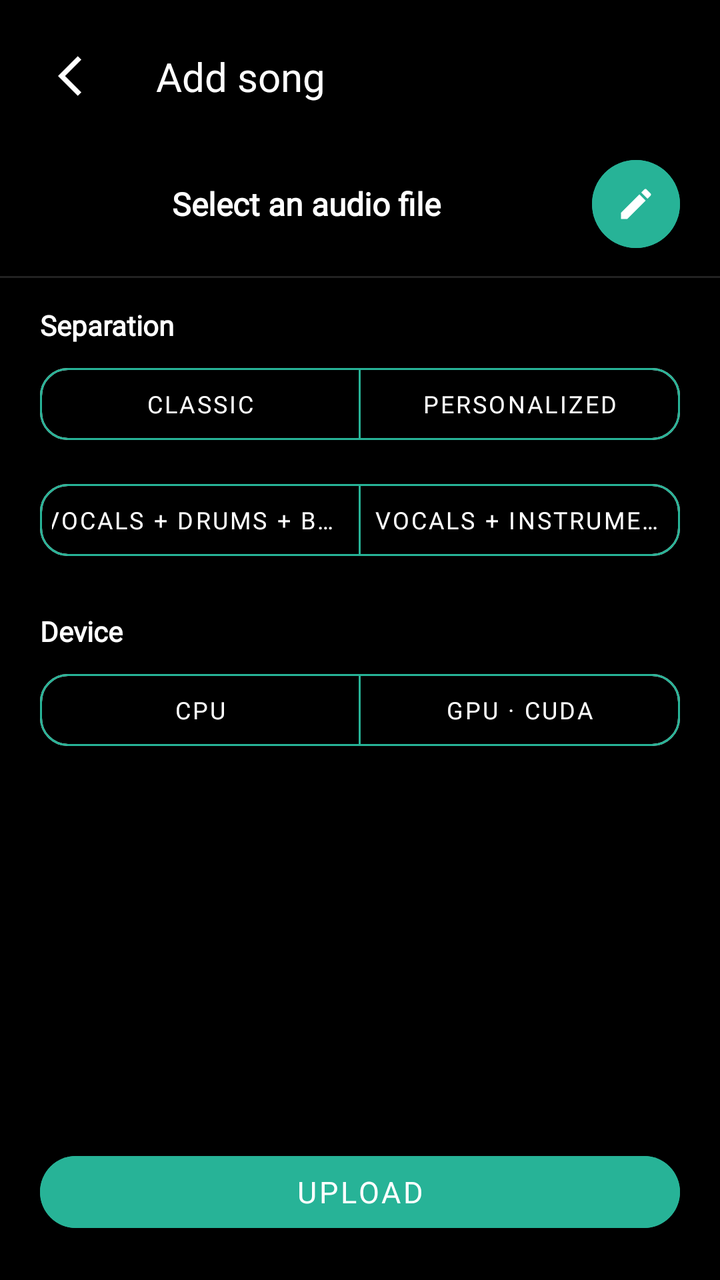
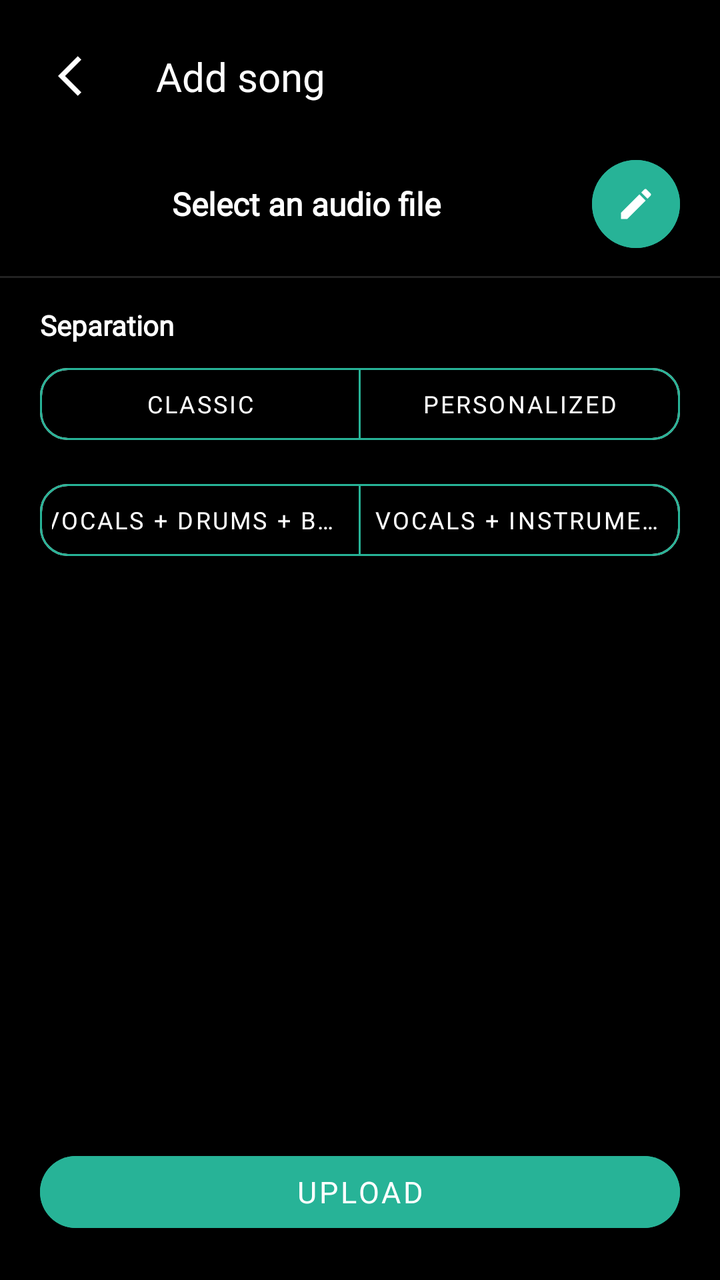

An Android layout rendered at two revisions. The XML below is the earlier revision; the diff shows what the commit changed to produce the second picture.
<!-- AndroidManifest.xml: activity theme Theme.MaterialComponents.DayNight.NoActionBar -->
<!-- res/layout/activity_import.xml -->
<?xml version="1.0" encoding="utf-8"?>
<androidx.constraintlayout.widget.ConstraintLayout
    xmlns:android="http://schemas.android.com/apk/res/android"
    xmlns:app="http://schemas.android.com/apk/res-auto"
    android:id="@+id/ImportActivity"
    android:layout_width="match_parent"
    android:layout_height="match_parent"
    android:background="#000000">

    
    <androidx.appcompat.widget.Toolbar
        android:id="@+id/import_toolbar"
        android:layout_width="0dp"
        android:layout_height="?attr/actionBarSize"
        android:background="@color/black"
        android:layout_marginTop="10dp"
        app:layout_constraintTop_toTopOf="parent"
        app:layout_constraintStart_toStartOf="parent"
        app:layout_constraintEnd_toEndOf="parent">

        <androidx.constraintlayout.widget.ConstraintLayout
            android:layout_width="match_parent"
            android:layout_height="match_parent">

            <com.google.android.material.button.MaterialButton
                android:id="@+id/b_import_back"
                style="@style/Widget.MaterialComponents.Button.IconOnly"
                android:layout_width="50dp"
                android:layout_height="50dp"
                android:backgroundTint="@color/black"
                app:icon="@drawable/ic_back"
                app:iconSize="24dp"
                app:iconTint="@color/white"
                app:layout_constraintBottom_toBottomOf="parent"
                app:layout_constraintStart_toStartOf="parent"
                app:layout_constraintTop_toTopOf="parent"
                app:shapeAppearanceOverlay="@style/ShapeAppearanceOverlay.MyApp.Button.Circle" />

            <TextView
                android:layout_width="wrap_content"
                android:layout_height="wrap_content"
                android:text="@string/import_title"
                android:textColor="@color/AppWhite"
                android:textSize="20sp"
                android:fontFamily="@font/yugothic_ui_regular"
                android:layout_marginStart="12dp"
                app:layout_constraintStart_toEndOf="@+id/b_import_back"
                app:layout_constraintTop_toTopOf="parent"
                app:layout_constraintBottom_toBottomOf="parent" />

        </androidx.constraintlayout.widget.ConstraintLayout>
    </androidx.appcompat.widget.Toolbar>

    
    <LinearLayout
        android:id="@+id/ll_import_header"
        android:layout_width="0dp"
        android:layout_height="wrap_content"
        android:orientation="horizontal"
        android:gravity="center_vertical"
        android:paddingStart="20dp"
        android:paddingEnd="20dp"
        android:paddingTop="10dp"
        android:paddingBottom="10dp"
        android:background="#000000"
        app:layout_constraintTop_toBottomOf="@+id/import_toolbar"
        app:layout_constraintStart_toStartOf="parent"
        app:layout_constraintEnd_toEndOf="parent">

        <FrameLayout
            android:layout_width="52dp"
            android:layout_height="52dp"
            android:background="@drawable/cover_clip_bg"
            android:clipToOutline="true">
            <ImageView
                android:id="@+id/iv_import_cover"
                android:layout_width="match_parent"
                android:layout_height="match_parent"
                android:scaleType="centerCrop"
                android:src="@raw/artcover_generic" />
        </FrameLayout>

        <LinearLayout
            android:layout_width="0dp"
            android:layout_height="wrap_content"
            android:layout_weight="1"
            android:layout_marginStart="14dp"
            android:orientation="vertical">

            <TextView
                android:id="@+id/tv_import_headerTitle"
                android:layout_width="match_parent"
                android:layout_height="wrap_content"
                android:ellipsize="end"
                android:singleLine="true"
                android:fontFamily="@font/yugothic_ui_regular"
                android:textColor="@color/AppWhite"
                android:textSize="16sp"
                android:textStyle="bold"
                android:text="@string/import_selected_header_placeholder" />

            <TextView
                android:id="@+id/tv_import_headerArtist"
                android:layout_width="match_parent"
                android:layout_height="wrap_content"
                android:ellipsize="end"
                android:singleLine="true"
                android:fontFamily="@font/yugothic_ui_regular"
                android:textColor="#B3FFFFFF"
                android:textSize="13sp"
                android:visibility="gone" />
        </LinearLayout>

        <com.google.android.material.button.MaterialButton
            android:id="@+id/b_import_pickFile"
            style="@style/Widget.MaterialComponents.Button.IconOnly"
            android:layout_width="44dp"
            android:layout_height="44dp"
            android:backgroundTint="@color/colorPrimary"
            android:contentDescription="@string/import_pick_audio"
            app:icon="@drawable/ic_edit"
            app:iconSize="20dp"
            app:iconTint="@color/AppWhite"
            app:shapeAppearanceOverlay="@style/ShapeAppearanceOverlay.MyApp.Button.Circle" />
    </LinearLayout>

    <View
        android:id="@+id/v_import_headerSep"
        android:layout_width="0dp"
        android:layout_height="1dp"
        android:background="#22FFFFFF"
        app:layout_constraintTop_toBottomOf="@+id/ll_import_header"
        app:layout_constraintStart_toStartOf="parent"
        app:layout_constraintEnd_toEndOf="parent" />

    <ScrollView
        android:id="@+id/import_scroll"
        android:layout_width="0dp"
        android:layout_height="0dp"
        android:fillViewport="true"
        android:scrollbars="none"
        android:paddingStart="20dp"
        android:paddingEnd="20dp"
        android:paddingTop="14dp"
        android:paddingBottom="20dp"
        app:layout_constraintTop_toBottomOf="@+id/v_import_headerSep"
        app:layout_constraintStart_toStartOf="parent"
        app:layout_constraintEnd_toEndOf="parent"
        app:layout_constraintBottom_toTopOf="@+id/b_import_send">

        <LinearLayout
            android:id="@+id/ll_import_root"
            android:layout_width="match_parent"
            android:layout_height="wrap_content"
            android:orientation="vertical"
            android:animateLayoutChanges="true">

            
            <TextView
                android:id="@+id/tv_import_filename"
                android:layout_width="0dp"
                android:layout_height="0dp"
                android:visibility="gone" />

            
            <TextView style="@style/ImportSectionLabel"
                android:text="@string/import_section_separation" />

            <com.google.android.material.button.MaterialButtonToggleGroup
                android:id="@+id/seg_sep_group"
                android:layout_width="match_parent"
                android:layout_height="wrap_content"
                android:layout_marginTop="6dp"
                app:singleSelection="true"
                app:selectionRequired="true">

                <com.google.android.material.button.MaterialButton
                    android:id="@+id/b_sep_classic"
                    style="@style/ImportSegmentButton"
                    android:text="@string/import_classic" />
                <com.google.android.material.button.MaterialButton
                    android:id="@+id/b_sep_personalized"
                    style="@style/ImportSegmentButton"
                    android:text="@string/import_personalized" />
            </com.google.android.material.button.MaterialButtonToggleGroup>

            
            <LinearLayout
                android:id="@+id/panel_classic"
                android:layout_width="match_parent"
                android:layout_height="wrap_content"
                android:orientation="vertical"
                android:layout_marginTop="10dp">

                <com.google.android.material.button.MaterialButtonToggleGroup
                    android:id="@+id/seg_classic_preset"
                    android:layout_width="match_parent"
                    android:layout_height="wrap_content"
                        app:singleSelection="true"
                    app:selectionRequired="true">
                    <com.google.android.material.button.MaterialButton
                        android:id="@+id/b_classic_4stem"
                        style="@style/ImportSegmentButton"
                        android:text="@string/import_classic_4stem" />
                    <com.google.android.material.button.MaterialButton
                        android:id="@+id/b_classic_2stem"
                        style="@style/ImportSegmentButton"
                        android:text="@string/import_classic_2stem" />
                </com.google.android.material.button.MaterialButtonToggleGroup>
            </LinearLayout>

            
            <LinearLayout
                android:id="@+id/panel_personalized"
                android:layout_width="match_parent"
                android:layout_height="wrap_content"
                android:orientation="vertical"
                android:layout_marginTop="10dp"
                android:visibility="gone">

                <TextView style="@style/ImportSubLabel"
                    android:text="@string/import_vocals_always" />

                <com.google.android.material.button.MaterialButtonToggleGroup
                    android:id="@+id/seg_vocals_variant"
                    android:layout_width="match_parent"
                    android:layout_height="wrap_content"
                    android:layout_marginTop="4dp"
                        app:singleSelection="true"
                    app:selectionRequired="true">
                    <com.google.android.material.button.MaterialButton
                        android:id="@+id/b_vocals_single"
                        style="@style/ImportSegmentButton"
                        android:text="@string/import_vocals_single" />
                    <com.google.android.material.button.MaterialButton
                        android:id="@+id/b_vocals_split"
                        style="@style/ImportSegmentButton"
                        android:text="@string/import_vocals_split" />
                </com.google.android.material.button.MaterialButtonToggleGroup>

                <com.google.android.material.checkbox.MaterialCheckBox
                    android:id="@+id/cb_stem_guitar"
                    style="@style/ImportStemCheck"
                    android:text="@string/import_stem_guitar" />

                <com.google.android.material.checkbox.MaterialCheckBox
                    android:id="@+id/cb_stem_bass"
                    style="@style/ImportStemCheck"
                    android:text="@string/import_stem_bass" />

                <com.google.android.material.checkbox.MaterialCheckBox
                    android:id="@+id/cb_stem_drums"
                    style="@style/ImportStemCheck"
                    android:text="@string/import_stem_drums"
                    android:checked="true" />

                <com.google.android.material.button.MaterialButtonToggleGroup
                    android:id="@+id/seg_drums_variant"
                    android:layout_width="match_parent"
                    android:layout_height="wrap_content"
                    android:layout_marginStart="32dp"
                    android:layout_marginTop="6dp"
                        app:singleSelection="true"
                    app:selectionRequired="true">
                    <com.google.android.material.button.MaterialButton
                        android:id="@+id/b_drums_full"
                        style="@style/ImportSegmentButton"
                        android:text="@string/import_drums_full" />
                    <com.google.android.material.button.MaterialButton
                        android:id="@+id/b_drums_split"
                        style="@style/ImportSegmentButton"
                        android:text="@string/import_drums_split" />
                </com.google.android.material.button.MaterialButtonToggleGroup>

                
                <TextView
                    android:id="@+id/tv_import_drumsSplitHint"
                    android:layout_width="match_parent"
                    android:layout_height="wrap_content"
                    android:layout_marginStart="32dp"
                    android:layout_marginTop="8dp"
                    android:text="@string/import_hint_drums_split"
                    android:textColor="#B3FFFFFF"
                    android:textSize="12sp"
                    android:fontFamily="@font/yugothic_ui_regular"
                    android:visibility="gone" />

                <com.google.android.material.checkbox.MaterialCheckBox
                    android:id="@+id/cb_stem_piano"
                    style="@style/ImportStemCheck"
                    android:text="@string/import_stem_piano" />

                <com.google.android.material.checkbox.MaterialCheckBox
                    android:id="@+id/cb_stem_brass"
                    style="@style/ImportStemCheck"
                    android:text="@string/import_stem_brass" />

                
                <LinearLayout
                    android:layout_width="match_parent"
                    android:layout_height="wrap_content"
                    android:orientation="horizontal"
                    android:gravity="top"
                    android:layout_marginTop="12dp">

                    <ImageView
                        android:layout_width="18dp"
                        android:layout_height="18dp"
                        android:layout_marginTop="1dp"
                        android:src="@drawable/ic_info"
                        app:tint="@color/colorPrimary"
                        android:contentDescription="info" />

                    <TextView
                        android:layout_width="0dp"
                        android:layout_height="wrap_content"
                        android:layout_weight="1"
                        android:layout_marginStart="8dp"
                        android:text="@string/import_hint_other"
                        android:textColor="#CCFFFFFF"
                        android:textSize="12sp"
                        android:fontFamily="@font/yugothic_ui_regular" />
                </LinearLayout>
            </LinearLayout>

            
            <TextView style="@style/ImportSectionLabel"
                android:text="@string/import_section_device"
                android:layout_marginTop="22dp" />

            <com.google.android.material.button.MaterialButtonToggleGroup
                android:id="@+id/seg_device"
                android:layout_width="match_parent"
                android:layout_height="wrap_content"
                android:layout_marginTop="6dp"
                app:singleSelection="true"
                app:selectionRequired="true">
                <com.google.android.material.button.MaterialButton
                    android:id="@+id/b_dev_cpu"
                    style="@style/ImportSegmentButton"
                    android:text="@string/import_device_cpu" />
                <com.google.android.material.button.MaterialButton
                    android:id="@+id/b_dev_cuda"
                    style="@style/ImportSegmentButton"
                    android:text="@string/import_device_cuda" />
            </com.google.android.material.button.MaterialButtonToggleGroup>

        </LinearLayout>
    </ScrollView>

    <com.google.android.material.button.MaterialButton
        android:id="@+id/b_import_send"
        android:layout_width="0dp"
        android:layout_height="wrap_content"
        android:layout_margin="20dp"
        android:backgroundTint="@color/colorPrimary"
        android:textColor="@color/AppWhite"
        android:text="@string/import_send_short"
        android:textSize="15sp"
        android:fontFamily="@font/yugothic_ui_regular"
        app:cornerRadius="30dp"
        app:layout_constraintStart_toStartOf="parent"
        app:layout_constraintEnd_toEndOf="parent"
        app:layout_constraintBottom_toBottomOf="parent" />


</androidx.constraintlayout.widget.ConstraintLayout>
<!-- resources referenced by this layout -->
<resources>
  <color name="AppWhite">#FFFFFF</color>
  <color name="black">#FF000000</color>
  <color name="colorPrimary">#27B397</color>
  <color name="white">#FFFFFFFF</color>
  <!-- drawable cover_clip_bg (drawable) -->
  <?xml version="1.0" encoding="utf-8"?>
  <shape xmlns:android="http://schemas.android.com/apk/res/android"
      android:shape="rectangle">
      <solid android:color="#00000000" />
      <corners android:radius="10dp" />
  </shape>
  <!-- drawable ic_back (drawable) -->
  <vector android:autoMirrored="true" android:height="24dp"
      android:tint="#FFFFFF" android:viewportHeight="24"
      android:viewportWidth="24" android:width="24dp" xmlns:android="http://schemas.android.com/apk/res/android">
      <path android:fillColor="@android:color/white" android:pathData="M11.67,3.87L9.9,2.1 0,12l9.9,9.9 1.77,-1.77L3.54,12z"/>
  </vector>
  <string name="import_classic">Classic</string>
  <string name="import_classic_2stem">Vocals + Instrumental</string>
  <string name="import_classic_4stem">Vocals + Drums + Bass + Others</string>
  <string name="import_device_cpu">CPU</string>
  <string name="import_device_cuda">GPU · CUDA</string>
  <string name="import_drums_full">General percussion</string>
  <string name="import_drums_split">Split percussion</string>
  <string name="import_hint_drums_split">The identified drum kit will be split into its main components: kick, snare, toms, hi-hat, cymbal and ride. Other percussion may be discarded.</string>
  <string name="import_hint_other">The rest of instruments will be mixed into a single stem</string>
  <string name="import_personalized">Personalized</string>
  <string name="import_pick_audio">Choose audio file</string>
  <string name="import_section_device">Device</string>
  <string name="import_section_separation">Separation</string>
  <string name="import_selected_header_placeholder">Select an audio file</string>
  <string name="import_send_short">Upload</string>
  <string name="import_stem_bass">Bass</string>
  <string name="import_stem_brass">Winds / Brass</string>
  <string name="import_stem_drums">Percussion</string>
  <string name="import_stem_guitar">Guitar</string>
  <string name="import_stem_piano">Piano</string>
  <string name="import_title">Add song</string>
  <string name="import_vocals_always">Vocals</string>
  <string name="import_vocals_single">Vocals</string>
  <string name="import_vocals_split">Lead / Choirs</string>
  <style name="ShapeAppearanceOverlay.MyApp.Button.Circle" parent="">
          <item name="cornerFamily">rounded</item>
          <item name="cornerSize">50%</item>
      </style>
  <!-- unchanged entries left out for length: 8 -->
</resources>

<!-- the commit's change to res/layout/activity_import.xml (unified diff, before → after) -->
@@ -163,6 +163,36 @@
                 android:visibility="gone" />
 
             
+            <LinearLayout
+                android:id="@+id/ll_import_gpuWarning"
+                android:layout_width="match_parent"
+                android:layout_height="wrap_content"
+                android:orientation="horizontal"
+                android:gravity="center_vertical"
+                android:padding="12dp"
+                android:layout_marginBottom="16dp"
+                android:background="@drawable/import_gpu_warning_bg"
+                android:visibility="gone">
+
+                <ImageView
+                    android:layout_width="22dp"
+                    android:layout_height="22dp"
+                    android:src="@drawable/ic_warning"
+                    app:tint="@color/gpu_warning_accent"
+                    android:contentDescription="warning" />
+
+                <TextView
+                    android:layout_width="0dp"
+                    android:layout_height="wrap_content"
+                    android:layout_weight="1"
+                    android:layout_marginStart="10dp"
+                    android:text="@string/import_gpu_warning"
+                    android:textColor="@color/gpu_warning_text"
+                    android:textSize="13sp"
+                    android:fontFamily="@font/yugothic_ui_regular" />
+            </LinearLayout>
+
+            
             <TextView style="@style/ImportSectionLabel"
                 android:text="@string/import_section_separation" />
 
@@ -323,28 +353,6 @@
                 </LinearLayout>
             </LinearLayout>
 
-            
-            <TextView style="@style/ImportSectionLabel"
-                android:text="@string/import_section_device"
-                android:layout_marginTop="22dp" />
-
-            <com.google.android.material.button.MaterialButtonToggleGroup
-                android:id="@+id/seg_device"
-                android:layout_width="match_parent"
-                android:layout_height="wrap_content"
-                android:layout_marginTop="6dp"
-                app:singleSelection="true"
-                app:selectionRequired="true">
-                <com.google.android.material.button.MaterialButton
-                    android:id="@+id/b_dev_cpu"
-                    style="@style/ImportSegmentButton"
-                    android:text="@string/import_device_cpu" />
-                <com.google.android.material.button.MaterialButton
-                    android:id="@+id/b_dev_cuda"
-                    style="@style/ImportSegmentButton"
-                    android:text="@string/import_device_cuda" />
-            </com.google.android.material.button.MaterialButtonToggleGroup>
-
         </LinearLayout>
     </ScrollView>
 
@@ -363,5 +371,43 @@
         app:layout_constraintEnd_toEndOf="parent"
         app:layout_constraintBottom_toBottomOf="parent" />
 
+    
+    <FrameLayout
+        android:id="@+id/fl_import_loading"
+        android:layout_width="0dp"
+        android:layout_height="0dp"
+        android:background="#CC000000"
+        android:clickable="true"
+        android:focusable="true"
+        android:visibility="gone"
+        app:layout_constraintTop_toBottomOf="@+id/import_toolbar"
+        app:layout_constraintStart_toStartOf="parent"
+        app:layout_constraintEnd_toEndOf="parent"
+        app:layout_constraintBottom_toBottomOf="parent">
+
+        <LinearLayout
+            android:layout_width="wrap_content"
+            android:layout_height="wrap_content"
+            android:layout_gravity="center"
+            android:orientation="vertical"
+            android:gravity="center">
+
+            <ProgressBar
+                android:layout_width="48dp"
+                android:layout_height="48dp"
+                android:indeterminate="true"
+                android:indeterminateTint="@color/colorPrimary" />
+
+            <TextView
+                android:layout_width="wrap_content"
+                android:layout_height="wrap_content"
+                android:layout_marginTop="14dp"
+                android:text="@string/import_loading_server_info"
+                android:textColor="@color/AppWhite"
+                android:textSize="14sp"
+                android:fontFamily="@font/yugothic_ui_regular" />
+        </LinearLayout>
+
+    </FrameLayout>
 
 </androidx.constraintlayout.widget.ConstraintLayout>
<!-- resource entries referenced after the edit -->
@@ -3,6 +3,8 @@
   <color name="AppWhite">#FFFFFF</color>
   <color name="black">#FF000000</color>
   <color name="colorPrimary">#27B397</color>
+  <color name="gpu_warning_accent">#FFB74D</color>
+  <color name="gpu_warning_text">#FFE0B2</color>
   <color name="white">#FFFFFFFF</color>
   <!-- drawable cover_clip_bg (drawable) -->
   <?xml version="1.0" encoding="utf-8"?>
@@ -17,18 +19,39 @@
       android:viewportWidth="24" android:width="24dp" xmlns:android="http://schemas.android.com/apk/res/android">
       <path android:fillColor="@android:color/white" android:pathData="M11.67,3.87L9.9,2.1 0,12l9.9,9.9 1.77,-1.77L3.54,12z"/>
   </vector>
+  <!-- drawable ic_warning (drawable) -->
+  <vector xmlns:android="http://schemas.android.com/apk/res/android"
+      android:width="24dp"
+      android:height="24dp"
+      android:viewportWidth="24"
+      android:viewportHeight="24">
+      
+      <path
+          android:fillColor="#FFFFFF"
+          android:fillType="evenOdd"
+          android:pathData="M12,2.5 L22.5,20.5 L1.5,20.5 Z M11.1,10.5 L12.9,10.5 L12.9,15.6 L11.1,15.6 Z M12,17.0 m-1.1,0 a1.1,1.1 0 1,0 2.2,0 a1.1,1.1 0 1,0 -2.2,0 Z" />
+  </vector>
+  <!-- drawable import_gpu_warning_bg (drawable) -->
+  <?xml version="1.0" encoding="utf-8"?>
+  <shape xmlns:android="http://schemas.android.com/apk/res/android"
+      android:shape="rectangle">
+      <solid android:color="@color/gpu_warning_bg" />
+      <stroke
+          android:width="1dp"
+          android:color="@color/gpu_warning_stroke" />
+      <corners android:radius="10dp" />
+  </shape>
   <string name="import_classic">Classic</string>
   <string name="import_classic_2stem">Vocals + Instrumental</string>
   <string name="import_classic_4stem">Vocals + Drums + Bass + Others</string>
-  <string name="import_device_cpu">CPU</string>
-  <string name="import_device_cuda">GPU · CUDA</string>
   <string name="import_drums_full">General percussion</string>
   <string name="import_drums_split">Split percussion</string>
+  <string name="import_gpu_warning">No GPU detected on server. Processing will run on CPU (slow).</string>
   <string name="import_hint_drums_split">The identified drum kit will be split into its main components: kick, snare, toms, hi-hat, cymbal and ride. Other percussion may be discarded.</string>
   <string name="import_hint_other">The rest of instruments will be mixed into a single stem</string>
+  <string name="import_loading_server_info">Reading server info…</string>
   <string name="import_personalized">Personalized</string>
   <string name="import_pick_audio">Choose audio file</string>
-  <string name="import_section_device">Device</string>
   <string name="import_section_separation">Separation</string>
   <string name="import_selected_header_placeholder">Select an audio file</string>
   <string name="import_send_short">Upload</string>
@@ -45,6 +68,8 @@
           <item name="cornerFamily">rounded</item>
           <item name="cornerSize">50%</item>
       </style>
+  <color name="gpu_warning_bg">#40B7791F</color>
+  <color name="gpu_warning_stroke">#66FFB74D</color>
   <!-- unchanged entries left out for length: 8 -->
 </resources>
 
